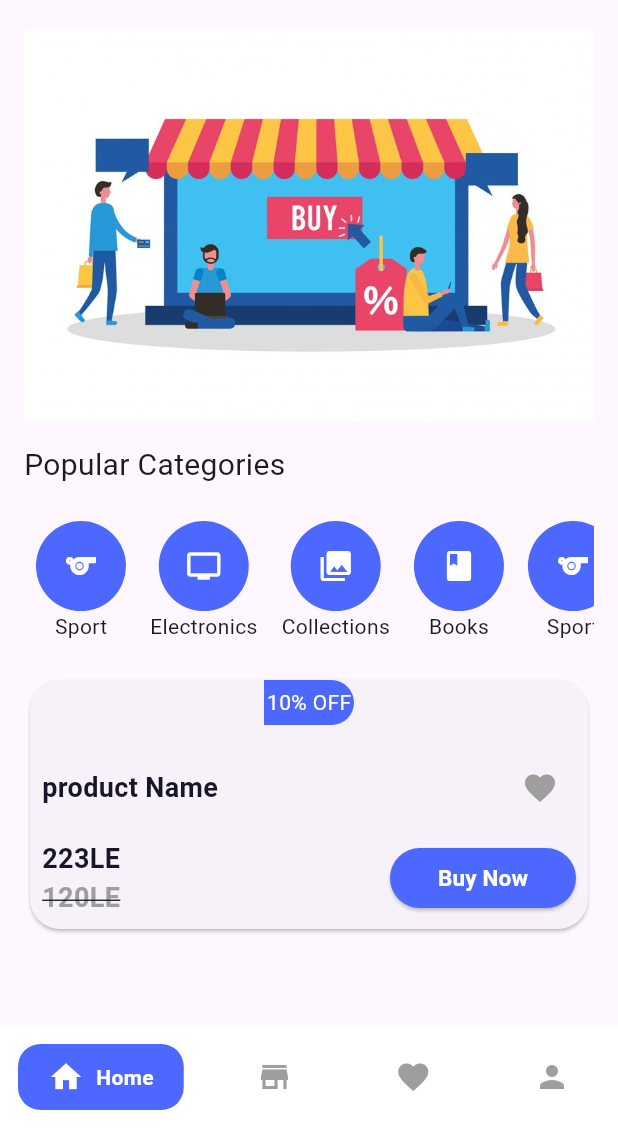
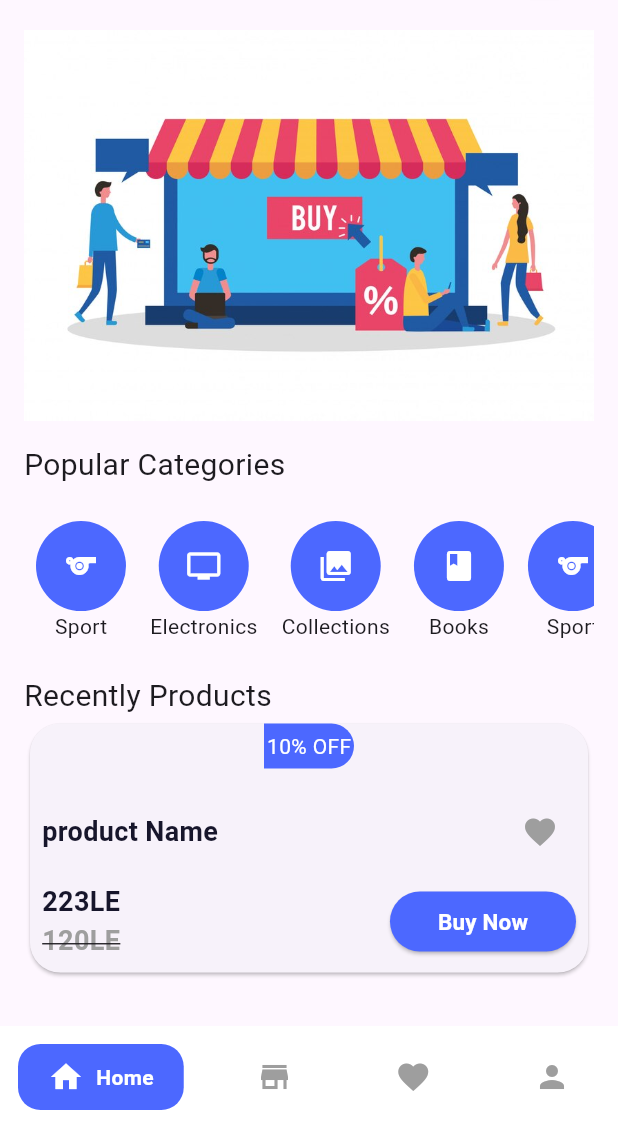
Before and after one commit to Ghada-Mohamed-Khalaf/Market_App, a Flutter app: the screen it shows after launch, on a phone screen of 412 x 824 dp, the part 108-1236 px from its top. Run offline on Flutter 3.47's test engine with Material 3 defaults, Android fonts, the phone set to English and light mode, and no system bars; drawn by our look-alikes of cached_network_image, google_nav_bar; our stand-ins replace flutter_bloc; network calls fail.

Commit message:
add text in home view

```diff
--- a/lib/views/home/ui/home_view.dart
+++ b/lib/views/home/ui/home_view.dart
@@ -39,6 +39,9 @@ class HomeView extends StatelessWidget {
           SizedBox(
             height: 10,
           ),
+          Text("Recently Products",  style: TextStyle(
+            fontSize: 20,
+          ),),
           ProductCard()
         ],
       ),
```
